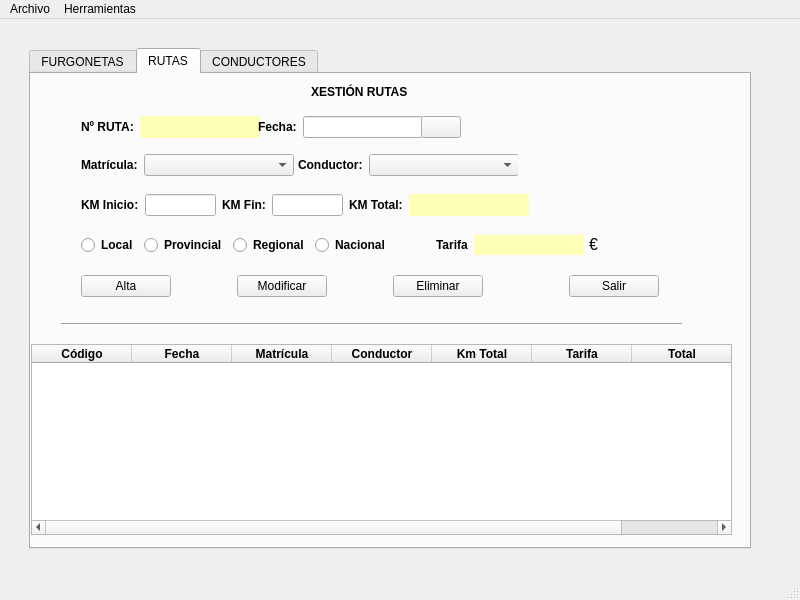
Qt form ventana.ui (a19adrianld/LopezDieguez_R) before a commit.
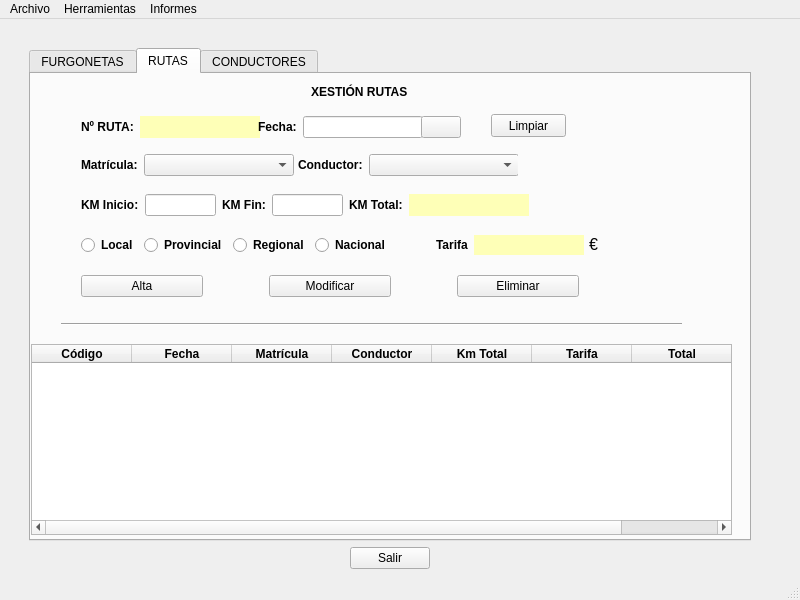
The same form after that commit. Icons and pictures are not drawn.

```diff
--- a/ventana.ui
+++ b/ventana.ui
@@ -1202,7 +1202,7 @@
            <string>€</string>
           </property>
          </widget>
-         <widget class="QWidget" name="">
+         <widget class="QWidget" name="layoutWidget">
           <property name="geometry">
            <rect>
             <x>50</x>
@@ -1281,15 +1281,21 @@
              </property>
             </spacer>
            </item>
-           <item row="0" column="6">
-            <widget class="QPushButton" name="pushButton">
-             <property name="text">
-              <string>Salir</string>
-             </property>
-            </widget>
-           </item>
           </layout>
          </widget>
+         <widget class="QPushButton" name="btnReloadruta">
+          <property name="geometry">
+           <rect>
+            <x>460</x>
+            <y>40</y>
+            <width>75</width>
+            <height>23</height>
+           </rect>
+          </property>
+          <property name="text">
+           <string>Limpiar</string>
+          </property>
+         </widget>
         </widget>
         <widget class="QWidget" name="conductores">
          <attribute name="title">
@@ -1582,6 +1588,90 @@
         </widget>
        </widget>
       </item>
+      <item row="2" column="2">
+       <spacer name="verticalSpacer_2">
+        <property name="orientation">
+         <enum>Qt::Vertical</enum>
+        </property>
+        <property name="sizeType">
+         <enum>QSizePolicy::Fixed</enum>
+        </property>
+        <property name="sizeHint" stdset="0">
+         <size>
+          <width>20</width>
+          <height>20</height>
+         </size>
+        </property>
+       </spacer>
+      </item>
+      <item row="1" column="3">
+       <spacer name="horizontalSpacer_2">
+        <property name="orientation">
+         <enum>Qt::Horizontal</enum>
+        </property>
+        <property name="sizeType">
+         <enum>QSizePolicy::Fixed</enum>
+        </property>
+        <property name="sizeHint" stdset="0">
+         <size>
+          <width>20</width>
+          <height>20</height>
+         </size>
+        </property>
+       </spacer>
+      </item>
+      <item row="2" column="1">
+       <layout class="QGridLayout" name="gridLayout_9">
+        <item row="0" column="0">
+         <spacer name="horizontalSpacer_9">
+          <property name="orientation">
+           <enum>Qt::Horizontal</enum>
+          </property>
+          <property name="sizeHint" stdset="0">
+           <size>
+            <width>40</width>
+            <height>20</height>
+           </size>
+          </property>
+         </spacer>
+        </item>
+        <item row="0" column="1">
+         <widget class="QPushButton" name="btnSalir">
+          <property name="sizePolicy">
+           <sizepolicy hsizetype="Minimum" vsizetype="Fixed">
+            <horstretch>0</horstretch>
+            <verstretch>0</verstretch>
+           </sizepolicy>
+          </property>
+          <property name="maximumSize">
+           <size>
+            <width>100</width>
+            <height>50</height>
+           </size>
+          </property>
+          <property name="layoutDirection">
+           <enum>Qt::LeftToRight</enum>
+          </property>
+          <property name="text">
+           <string>Salir</string>
+          </property>
+         </widget>
+        </item>
+        <item row="0" column="2">
+         <spacer name="horizontalSpacer_8">
+          <property name="orientation">
+           <enum>Qt::Horizontal</enum>
+          </property>
+          <property name="sizeHint" stdset="0">
+           <size>
+            <width>40</width>
+            <height>20</height>
+           </size>
+          </property>
+         </spacer>
+        </item>
+       </layout>
+      </item>
      </layout>
     </item>
    </layout>
@@ -1607,8 +1697,15 @@
     </property>
     <addaction name="menuBarTarifas"/>
    </widget>
+   <widget class="QMenu" name="menuInformes">
+    <property name="title">
+     <string>Informes</string>
+    </property>
+    <addaction name="reportRutas"/>
+   </widget>
    <addaction name="menuArchivo"/>
    <addaction name="menuHerramientas"/>
+   <addaction name="menuInformes"/>
   </widget>
   <widget class="QStatusBar" name="statusbar"/>
   <action name="menuBarSalir">
```
Left out of the diff: 69 changed lines with no effect on the pictures.
